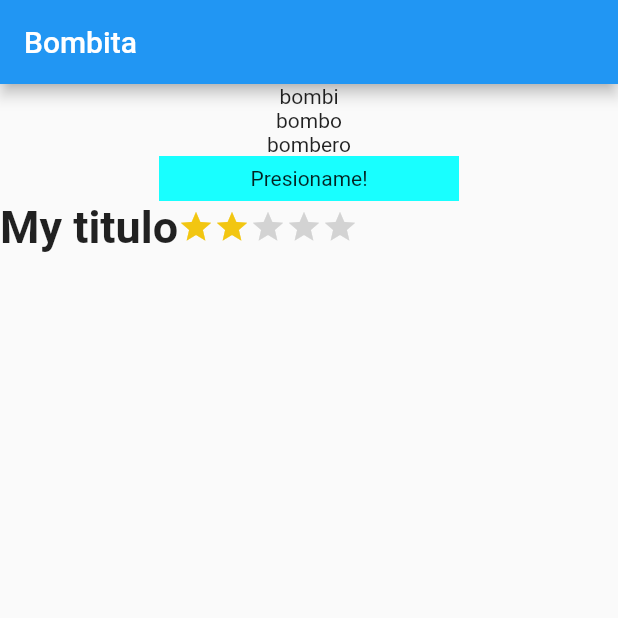
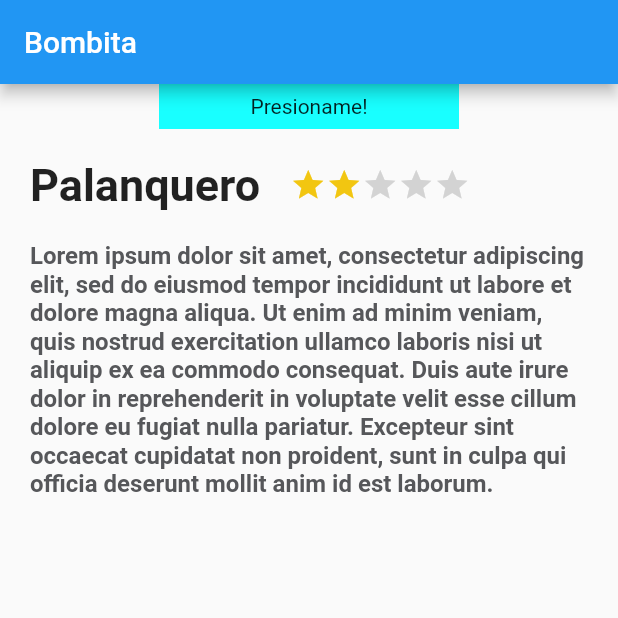
Before and after one commit to makhnnar/flutter_platzi, a Flutter app: the screen it shows after launch, on a phone screen of 412 x 824 dp, the top half of it. Run offline on Flutter 3.47's test engine with Material 2 defaults, Android fonts, the phone set to English and light mode, and no system bars.

Commit message:
passing params on description place

```diff
--- a/lib/description_place.dart
+++ b/lib/description_place.dart
@@ -4,11 +4,48 @@ import 'titled_stars.dart';
 
 class DescriptionPlace extends StatelessWidget {
 
+  DescriptionPlace({
+    Key key,
+    this.namePlace,
+    this.stars,
+    this.description
+  }) : super(key: key);
+
+  final String namePlace;
+  final int stars;
+  final String description;
+
   @override
   Widget build(BuildContext context) {
-    return TitledStars(
-      title: "My titulo",
-      starCount: 2,
+    return Column(
+        children:<Widget>[
+          Container(
+            margin: EdgeInsets.only(
+              top: 20.0,
+              left: 20.0,
+              right: 20.0
+            ),
+            child: TitledStars(
+              title: namePlace,
+              starCount: stars,
+            ),
+          ),
+          Container(
+            margin: EdgeInsets.only(
+              top: 20.0,
+              left: 20.0,
+              right: 20.0
+            ),
+            child: Text(
+                description,
+                style: TextStyle(
+                  fontSize: 16.0,
+                  fontWeight: FontWeight.bold,
+                  color: Color(0xFF56575a)
+                ),
+            ),
+          )
+        ]
     );
   }
 
--- a/lib/main.dart
+++ b/lib/main.dart
@@ -7,6 +7,8 @@ import 'description_place.dart';
 void main() => runApp(MyApp());
 
 class MyApp extends StatelessWidget {
+
+  String dummyText = "Lorem ipsum dolor sit amet, consectetur adipiscing elit, sed do eiusmod tempor incididunt ut labore et dolore magna aliqua. Ut enim ad minim veniam, quis nostrud exercitation ullamco laboris nisi ut aliquip ex ea commodo consequat. Duis aute irure dolor in reprehenderit in voluptate velit esse cillum dolore eu fugiat nulla pariatur. Excepteur sint occaecat cupidatat non proident, sunt in culpa qui officia deserunt mollit anim id est laborum.";
 
   void _saludar() {
     print("hola");
@@ -26,14 +28,15 @@ class MyApp extends StatelessWidget {
           body: Center(
               child: Column(
                   children: <Widget>[
-                    Text('bombi'),
-                    Text('bombo'),
-                    Text('bombero'),
                     PressedButton(
                       onPressed: _saludar,
                       title: "Presioname!",
                     ),
-                    DescriptionPlace(),
+                    DescriptionPlace(
+                      namePlace: "Palanquero",
+                      stars: 2,
+                      description: dummyText,
+                    ),
                   ]
               )
           ),
--- a/lib/titled_stars.dart
+++ b/lib/titled_stars.dart
@@ -25,8 +25,13 @@ class TitledStars extends StatelessWidget {
           ),
           textAlign: TextAlign.left,
         ),
-        StarsCounter(
-          starCount: starCount,
+        Container(
+          margin: EdgeInsets.only(
+              left: 20.0,
+          ),
+          child: StarsCounter(
+            starCount: starCount,
+          ),
         )
       ],
     );
```
